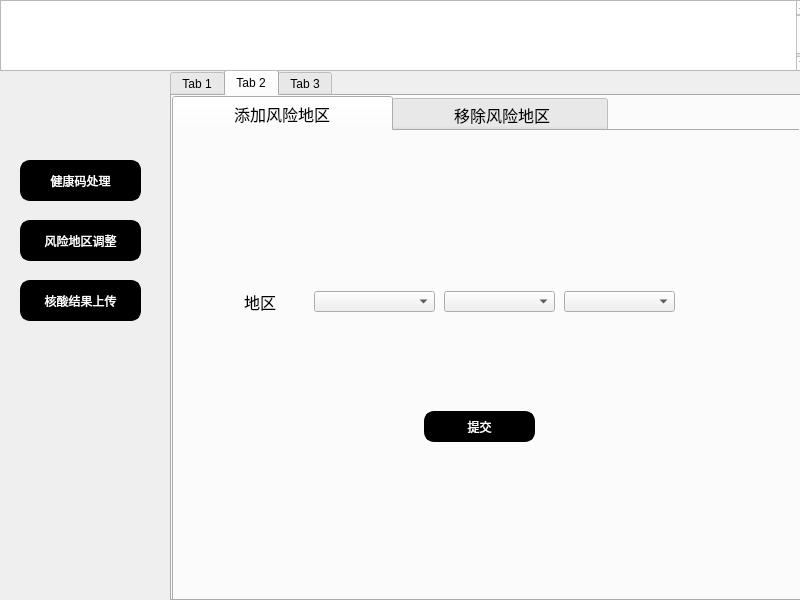
First picture: the form in manager.ui, repository sukiiiKotori/pymysql, before the edit.
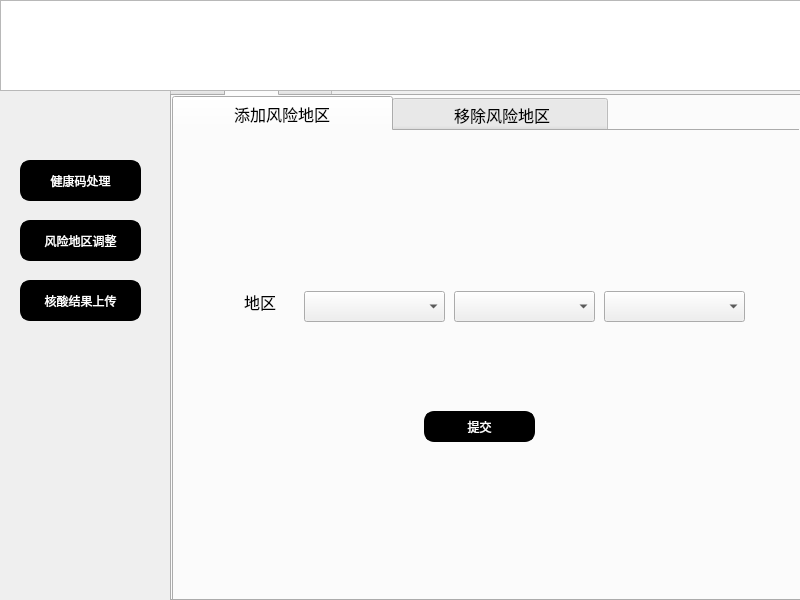
Second picture: the form after the edit. The open tabs and pages were chosen to show the change.

```diff
--- a/manager.ui
+++ b/manager.ui
@@ -308,30 +308,30 @@
       <widget class="QComboBox" name="comboBox_ct1">
        <property name="geometry">
         <rect>
-         <x>390</x>
+         <x>430</x>
          <y>160</y>
-         <width>111</width>
-         <height>21</height>
+         <width>141</width>
+         <height>31</height>
         </rect>
        </property>
       </widget>
       <widget class="QComboBox" name="comboBox_p1">
        <property name="geometry">
         <rect>
-         <x>140</x>
+         <x>130</x>
          <y>160</y>
-         <width>121</width>
-         <height>21</height>
+         <width>141</width>
+         <height>31</height>
         </rect>
        </property>
       </widget>
       <widget class="QComboBox" name="comboBox_c1">
        <property name="geometry">
         <rect>
-         <x>270</x>
+         <x>280</x>
          <y>160</y>
-         <width>111</width>
-         <height>21</height>
+         <width>141</width>
+         <height>31</height>
         </rect>
        </property>
       </widget>
@@ -718,7 +718,7 @@
      <x>0</x>
      <y>0</y>
      <width>811</width>
-     <height>71</height>
+     <height>91</height>
     </rect>
    </property>
    <property name="font">
```
Left out of the diff: 36 changed lines with no effect on the pictures.
